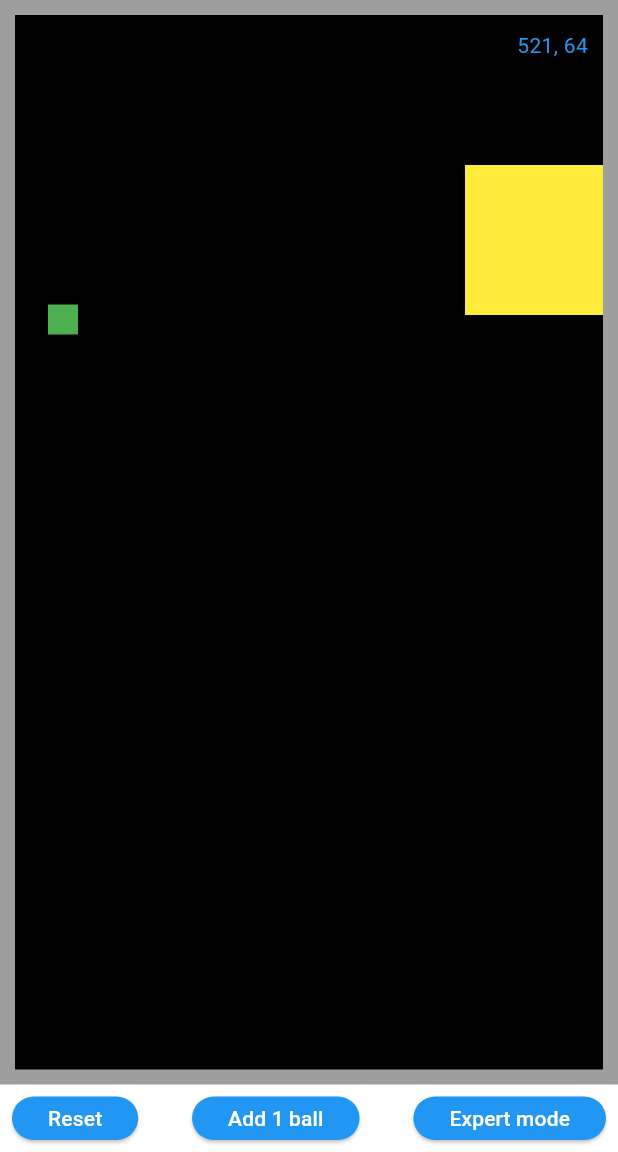
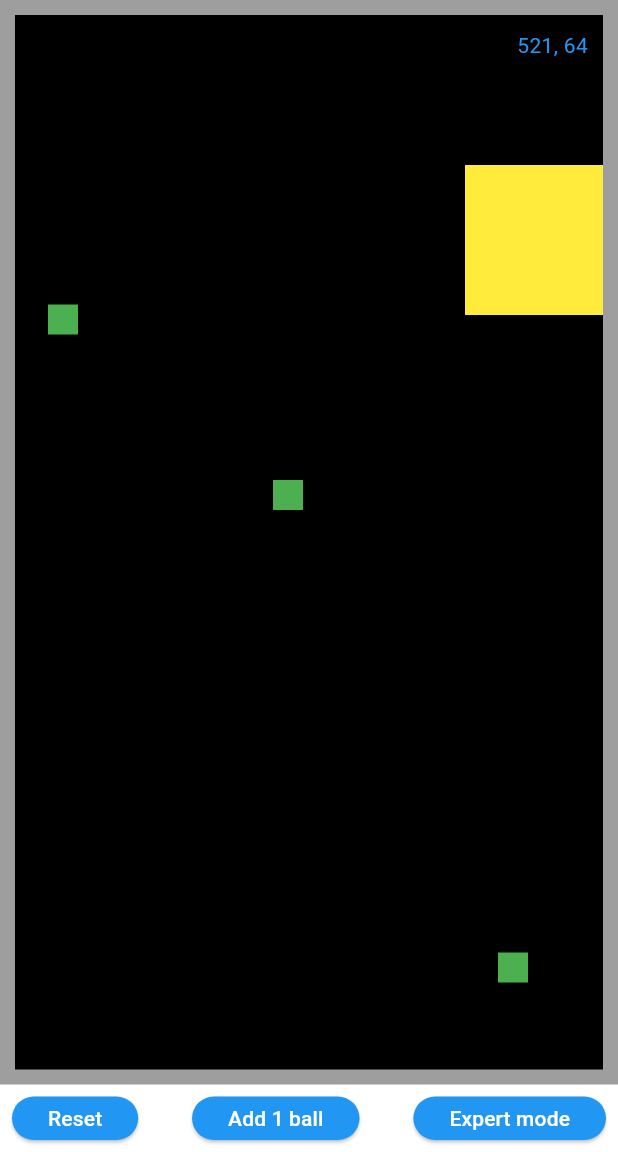
Before and after one commit to fdg2425/flying_balls, a Flutter app: the screen it shows after launch, item 2 of the bottom bar chosen, after a tap on "Add 1 ball", on a phone screen of 412 x 824 dp, the part 84-1236 px from its top. Run offline on Flutter 3.47's test engine with Material 3 defaults, Android fonts, the phone set to English and light mode, and no system bars.

Commit message:
manage a list of balls

```diff
--- a/lib/main.dart
+++ b/lib/main.dart
@@ -66,7 +66,7 @@ class _MyHomePageState extends State<MyHomePage> {
   Timer? _timer;
   int timerCounter = 0;
   int buildCounter = 0;
-  var ball = Ball();
+  List<Ball> balls = [Ball()];
 
   @override
   void initState() {
@@ -75,7 +75,9 @@ class _MyHomePageState extends State<MyHomePage> {
         timerCounter++;
         // yellowLeft += speedX;
         // yellowTop += speedY;
+        for (var ball in balls) {
           ball.move();
+        }
       });
     });
     super.initState();
@@ -121,7 +123,9 @@ class _MyHomePageState extends State<MyHomePage> {
     //   yellowTop = stackHeight - yellowHeight;
     //   speedY = -speedY;
     // }
+    for (var ball in balls) {
       ball.bounce(stackWidth, stackHeight);
+    }
     buildCounter++;
 
     return Scaffold(
@@ -165,6 +169,7 @@ class _MyHomePageState extends State<MyHomePage> {
                         color: Colors.grey.shade500, width: borderWidth),
                   ),
                   child: Stack(children: [
+                    for (var ball in balls)
                       Positioned(
                           top: ball.top,
                           // bottom: 300,
@@ -222,7 +227,12 @@ class _MyHomePageState extends State<MyHomePage> {
                         },
                         child: const Text("Reset")),
                     ElevatedButton(
-                        onPressed: () {}, child: const Text("Add 1 ball")),
+                        onPressed: () {
+                          setState(() {
+                            balls.add(Ball());
+                          });
+                        },
+                        child: const Text("Add 1 ball")),
                     if (!expertMode)
                       ElevatedButton(
                           onPressed: () {
```
Lines whose indentation alone changed are shown as unchanged.
